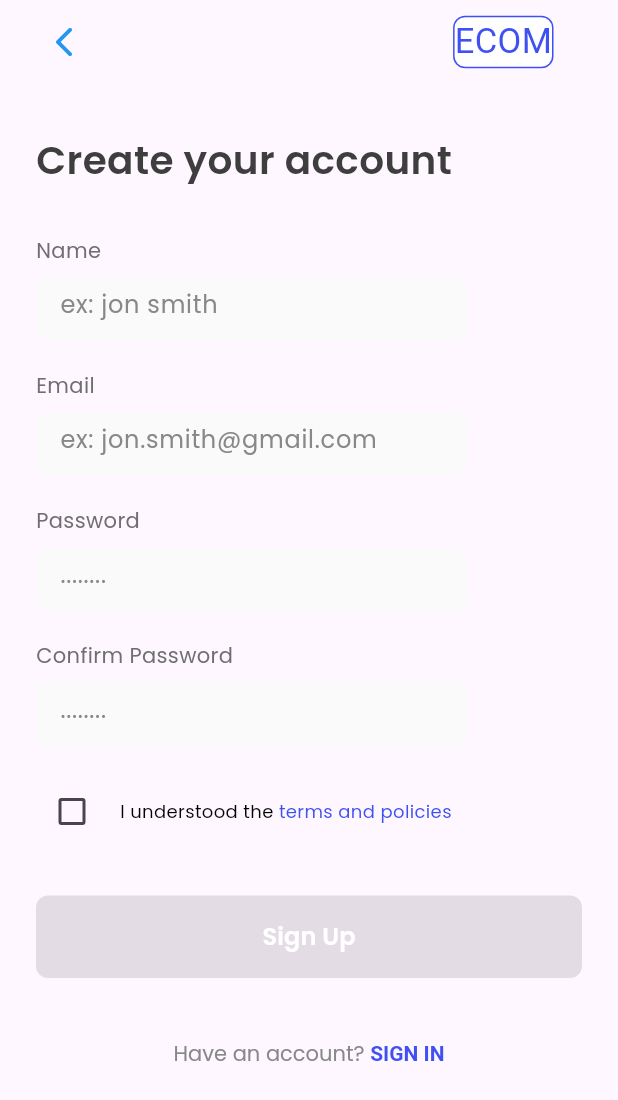
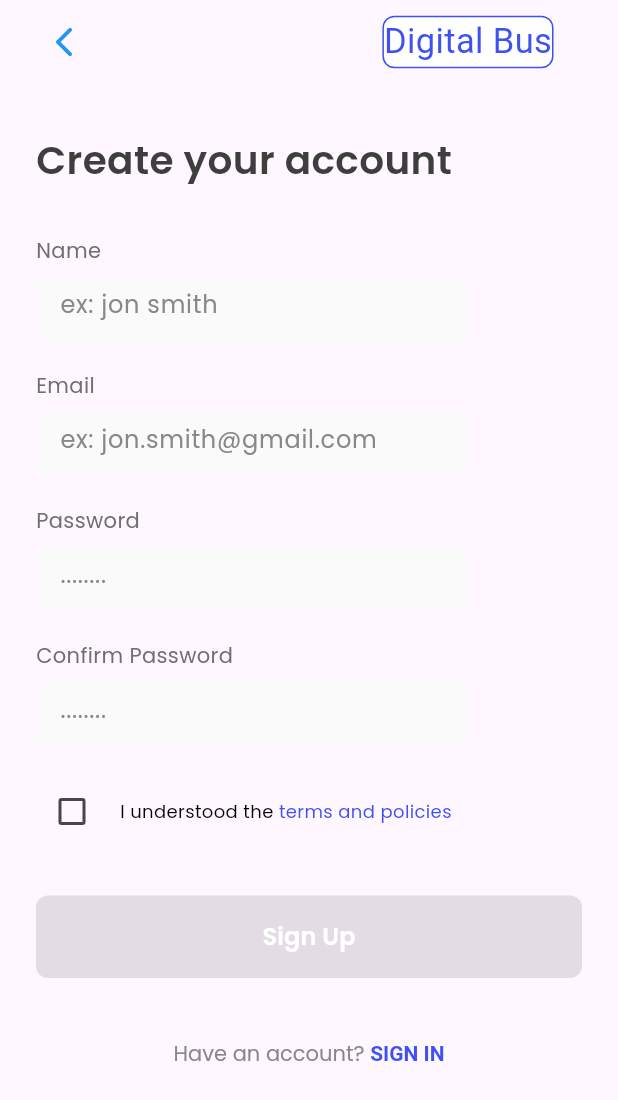
Before and after one commit to EYOB123695/Digital-Bus, a Flutter app: the screen it shows after launch, on a phone screen of 412 x 824 dp. Shown: the top 1100 px of the screen. Run offline on Flutter 3.47's test engine with Material 3 defaults, Android fonts, the phone set to English and light mode, and no system bars; our stand-ins replace google_fonts.

Commit message:
signupui

```diff
--- a/lib/Features/auth/presentation/pages/signup.dart
+++ b/lib/Features/auth/presentation/pages/signup.dart
@@ -40,7 +40,7 @@ class _SignUpScreenState extends State<SignUpScreen> {
                 color: Colors.white,
               ),
               child: Text(
-                "ECOM",
+                "Digital Bus",
                 style: GoogleFonts.caveatBrush(
                   fontSize: 23,
                   fontWeight: FontWeight.w400,
```
